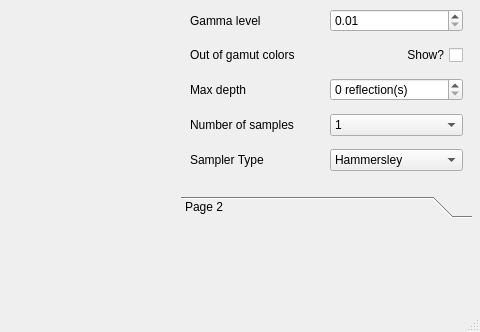
Before: the Qt Designer form lib/mainwindow.ui in thiagowfx/raytracer-lcg-2014, drawn with Qt 5; both pictures show x 129 to 609 and y 229 to 561 of the 609 by 561 pixel window.
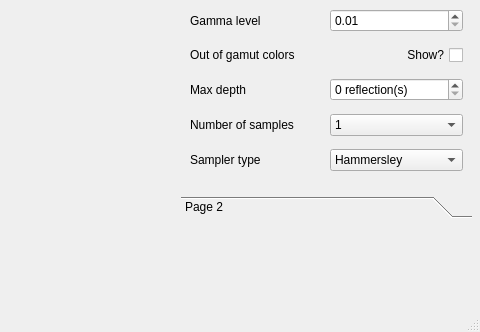
After: the same form once the commit is applied. Icons and pictures are not drawn.

Commit message: INPROGRESS (--ammend later): finishing viewplane redesign in the interface

The edit to the form file:
```diff
--- a/lib/mainwindow.ui
+++ b/lib/mainwindow.ui
@@ -187,7 +187,7 @@
       <item row="10" column="0">
        <widget class="QLabel" name="samplerTypeLabel">
         <property name="text">
-         <string>Sampler Type</string>
+         <string>Sampler type</string>
         </property>
        </widget>
       </item>
```
Left out of the diff: 27 changed lines with no effect on the pictures. The commit also changes 5 other files.
